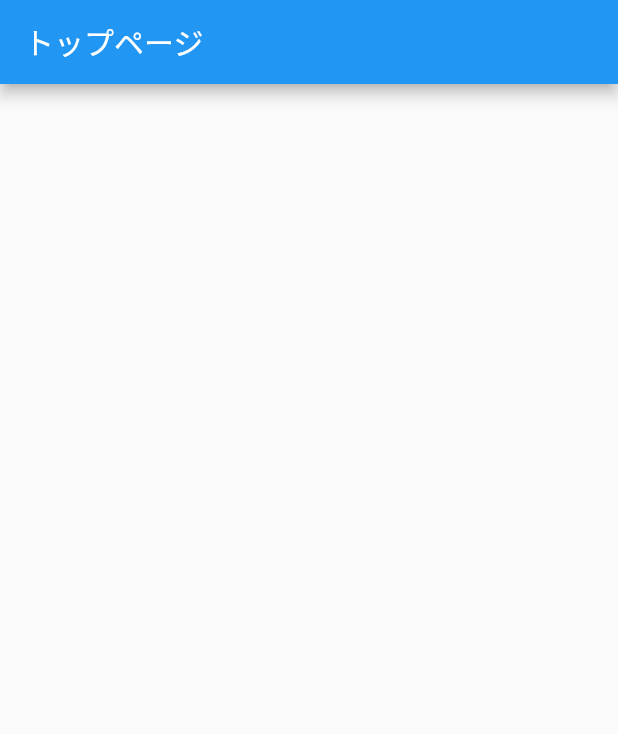
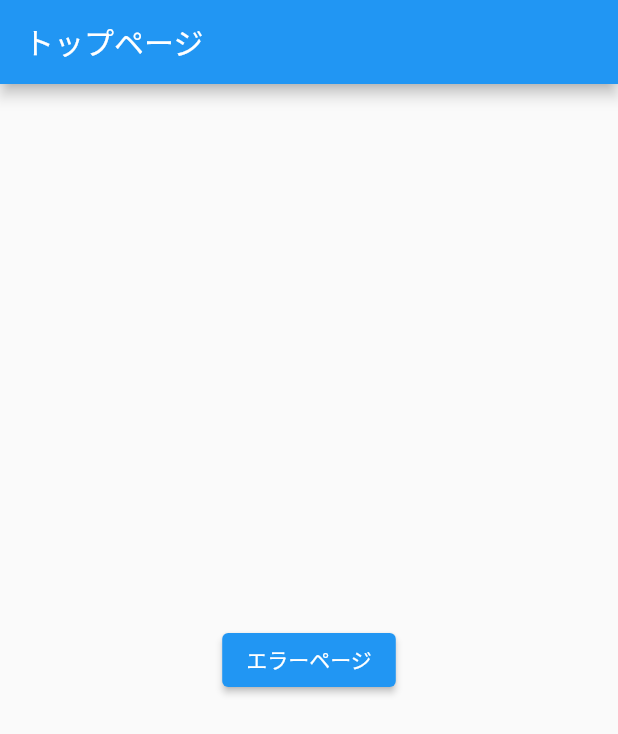
Before and after one commit to ryukalice/ryukalice-flutter, a Flutter app: the screen it shows after launch, on a phone screen of 412 x 824 dp. Shown: the top 734 px of the screen. Run offline on Flutter 3.47's test engine with Material 2 defaults, Android fonts, the phone set to English and light mode, and no system bars; our stand-ins replace go_router.

Commit message:
エラーページ確認のため、試しに存在しないリンクへの遷移ボタンをトップに配置

```diff
--- a/lib/screens/home_screen.dart
+++ b/lib/screens/home_screen.dart
@@ -1,4 +1,5 @@
 import 'package:flutter/material.dart';
+import 'package:go_router/go_router.dart';
 
 class HomeScreen extends StatefulWidget {
   const HomeScreen({Key? key}) : super(key: key);
@@ -15,7 +16,12 @@ class _State extends State<HomeScreen> {
       body: Center(
         child: Column(
           mainAxisAlignment: MainAxisAlignment.center,
-          children: const <Widget>[],
+          children: <Widget>[
+            ElevatedButton(
+              onPressed: () => context.go('/error'),
+              child: const Text('エラーページ'),
+            ),
+          ],
         ),
       ),
     );
```
